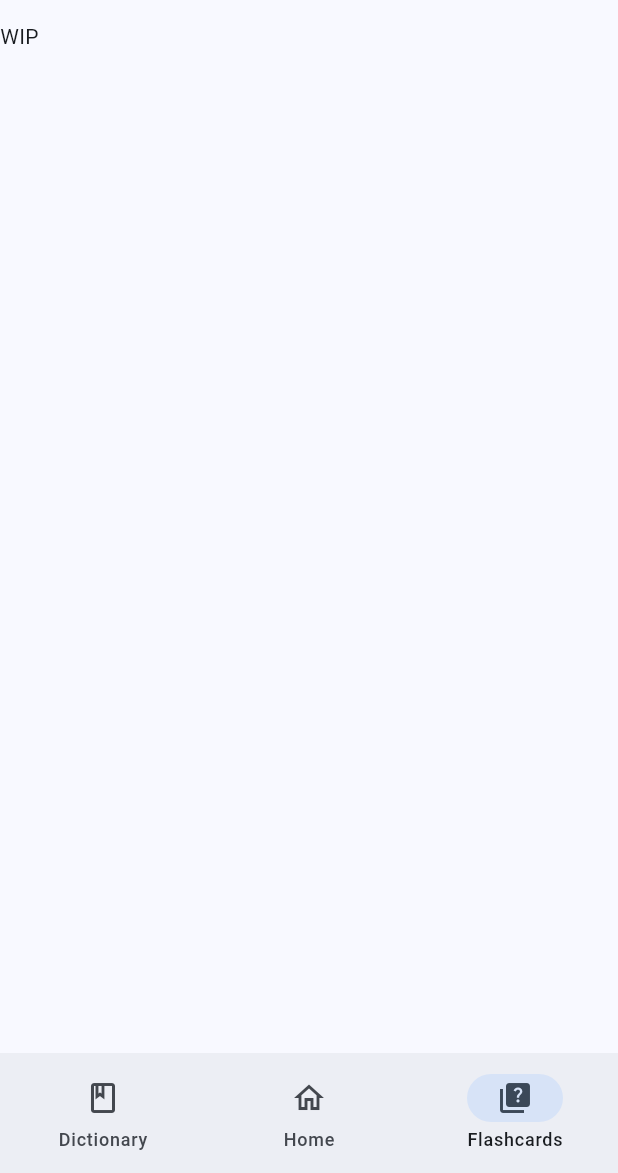
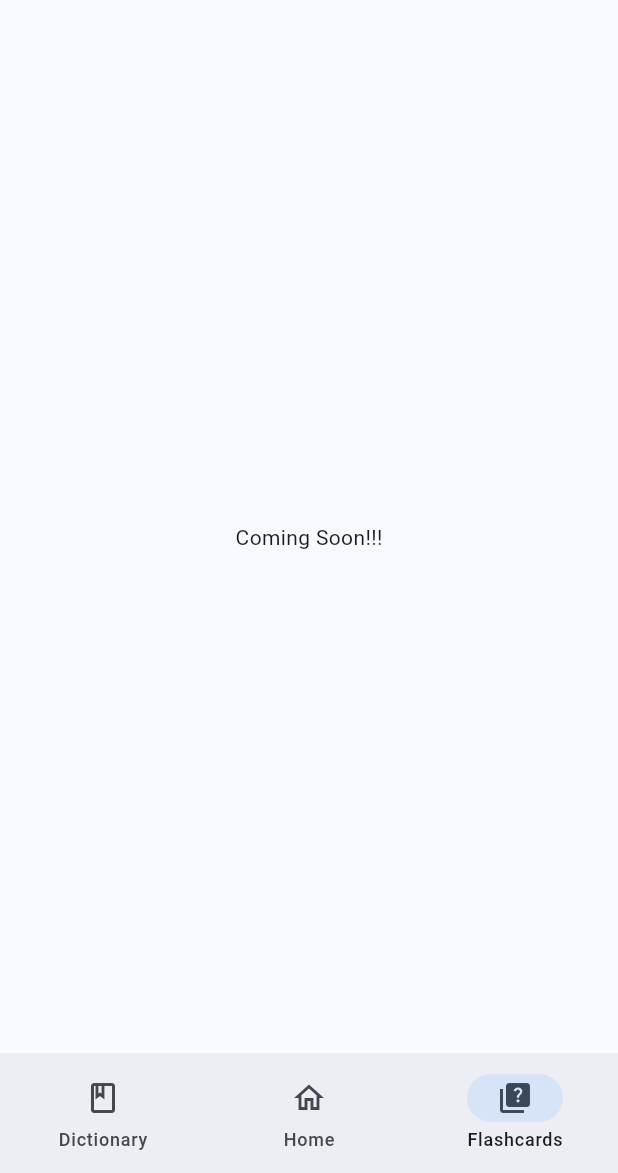
Before and after one commit to KrisNathan/linguascreen_app, a Flutter app: the screen it shows after launch, item 3 of the bottom bar chosen, on a phone screen of 412 x 824 dp, the part 63-1236 px from its top. Run offline on Flutter 3.47's test engine with Material 3 defaults, Android fonts, the phone set to English and light mode, and no system bars; missing offline and left inert: flutter_overlay_window; statements that could not run were skipped.

Commit message:
feat: coming soon page

```diff
--- a/lib/app.dart
+++ b/lib/app.dart
@@ -1,4 +1,5 @@
 import 'package:flutter/material.dart';
+import 'package:overlay_test/pages/coming_soon_page.dart';
 import 'package:overlay_test/pages/home_page.dart';
 
 class AppWidget extends StatefulWidget {
@@ -8,7 +9,7 @@ class AppWidget extends StatefulWidget {
   State<AppWidget> createState() => _AppWidgetState();
 }
 
-List<Widget> pages = [Text('WIP'), HomePage(), Text('WIP')];
+List<Widget> pages = [ComingSoonPage(), HomePage(), ComingSoonPage()];
 
 class _AppWidgetState extends State<AppWidget> {
   int _selectedIndex = 1;
--- /dev/null
+++ b/lib/pages/coming_soon_page.dart
@@ -0,0 +1,10 @@
+import 'package:flutter/material.dart';
+
+class ComingSoonPage extends StatelessWidget {
+  const ComingSoonPage({super.key});
+
+  @override
+  Widget build(BuildContext context) {
+    return Center(child: Text('Coming Soon!!!'));
+  }
+}
```
